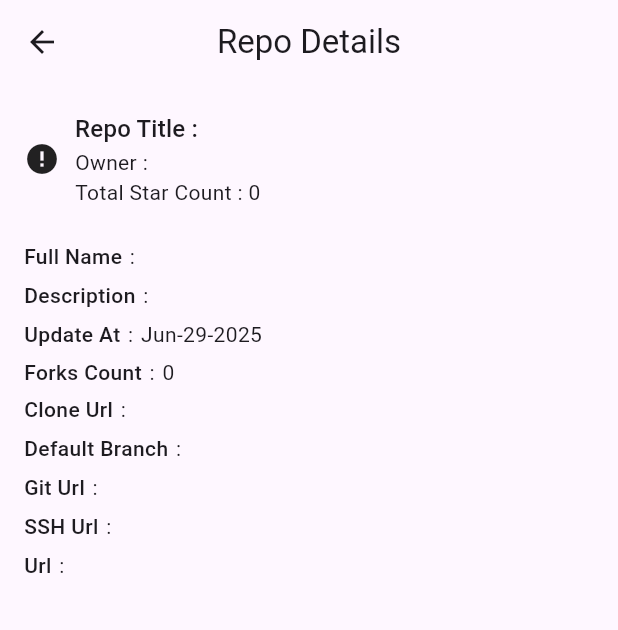
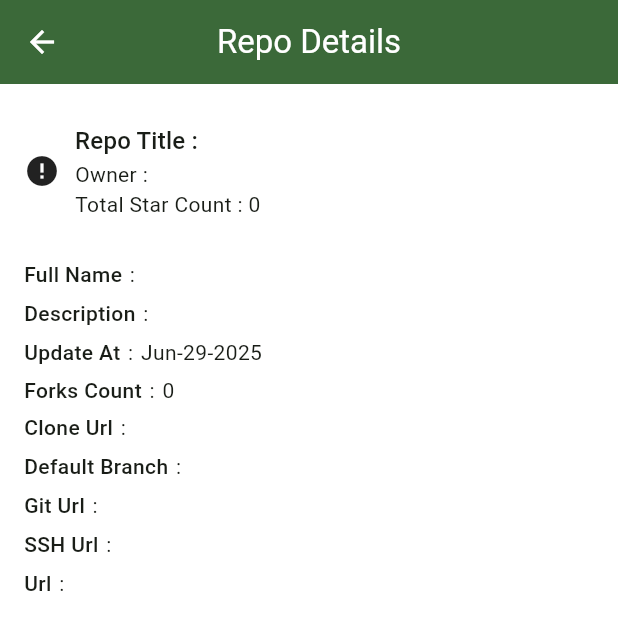
Before and after one commit to HH-Tushar/github_repo, a Flutter app: the RepoDetailsView screen opened directly with empty values, on a phone screen of 412 x 824 dp. Shown: the top 630 px of the screen. Run offline on Flutter 3.47's test engine with Material 3 defaults, Android fonts, the phone set to English and light mode, and no system bars; our stand-ins replace hive, hive_flutter, internet_connection_checker; accounts and stored records are empty; network calls fail.

Commit message:
fiishing up.polish done

```diff
--- a/lib/core/api_handler.dart
+++ b/lib/core/api_handler.dart
@@ -21,3 +21,7 @@ class Failure<C extends Object> {
   final String? description;
   final C? code;
 }
+
+class NetworkFailure extends Failure{
+   const NetworkFailure():super(title: "",description: "");
+}
--- a/lib/core/constant.dart
+++ b/lib/core/constant.dart
@@ -1,5 +1,6 @@
-import 'package:flutter/widgets.dart';
+import 'package:flutter/material.dart';
 
+final globalKey = GlobalKey<ScaffoldMessengerState>();
 const List<String> month = [
   'Jan',
   'Feb',
--- /dev/null
+++ b/lib/core/theme/theme_colors.dart
@@ -0,0 +1,28 @@
+import 'package:flutter/material.dart';
+
+final lightTheme = ThemeData(
+  // primarySwatch: Colors.green,
+  colorScheme: _lightScheme,
+  scaffoldBackgroundColor: Colors.white,
+  appBarTheme: AppBarTheme(
+    backgroundColor: _lightScheme.primary,
+    foregroundColor: _lightScheme.onPrimary,
+  ),
+);
+
+final darkTheme = ThemeData(
+  colorScheme: _darkScheme,
+  appBarTheme: AppBarTheme(
+    backgroundColor: _darkScheme.primary,
+    foregroundColor: _darkScheme.onPrimary,
+  ),
+);
+
+final _darkScheme = ColorScheme.fromSeed(
+  seedColor: Colors.green,
+  brightness: Brightness.dark,
+);
+final _lightScheme = ColorScheme.fromSeed(
+  seedColor: Colors.green,
+  brightness: Brightness.light,
+);
--- /dev/null
+++ b/lib/core/theme/theme_handler.dart
@@ -0,0 +1,14 @@
+import 'package:flutter/material.dart';
+
+class ThemeProvider extends ChangeNotifier {
+  ThemeMode _themeMode = ThemeMode.light;
+
+  ThemeMode get themeMode => _themeMode;
+
+  bool get isDarkMode => _themeMode == ThemeMode.dark;
+
+  void toggleTheme(bool isOn) {
+    _themeMode = isOn ? ThemeMode.dark : ThemeMode.light;
+    notifyListeners();
+  }
+}
--- a/lib/presentation/home/layout/mobile_view.dart
+++ b/lib/presentation/home/layout/mobile_view.dart
@@ -7,11 +7,18 @@ class _MobileLayout extends StatelessWidget {
   Widget build(BuildContext context) {
     final HomeController homeController = context.watch();
     final textTheme = Theme.of(context).textTheme;
+    final colorScheme = Theme.of(context).colorScheme;
     return homeController.isLoading
         ? Center(child: CircularProgressIndicator())
         : (homeController.githubRepoList == null &&
             homeController.isLoading == false)
-        ? Center(child: Text("No Data found"))
+        ? Center(child: Column(
+          mainAxisAlignment: MainAxisAlignment.center,
+          children: [
+            Text(homeController.errorMessage??"No Data Found",textAlign: TextAlign.center,),
+            IconButton(onPressed: ()=>homeController.refresh(), icon: Icon(Icons.refresh))
+          ],
+        ))
         : RefreshIndicator(
           onRefresh: () => homeController.refresh(),
           child: ListView.builder(
@@ -24,7 +31,7 @@ class _MobileLayout extends StatelessWidget {
                   borderRadius: BorderRadius.circular(4),
                 ),
                 clipBehavior: Clip.antiAlias,
-                color: Colors.green.shade50,
+                color: colorScheme.secondaryContainer,
                 child: InkWell(
                   onTap:
                       () => Navigator.of(context).push(
--- a/lib/presentation/repo_details/layout/mobile_view.dart
+++ b/lib/presentation/repo_details/layout/mobile_view.dart
@@ -12,7 +12,9 @@ class _MobileLayout extends StatelessWidget {
         crossAxisAlignment: CrossAxisAlignment.start,
         spacing: 5,
         children: [
-          Row(
+          Padding(
+            padding: const EdgeInsets.only(top:  8.0,bottom: 4),
+            child: Row(
               mainAxisAlignment: MainAxisAlignment.start,
               spacing: 10,
               children: [
@@ -42,6 +44,7 @@ class _MobileLayout extends StatelessWidget {
                 ),
               ],
             ),
+          ),
 
           titleValue(title: "Full Name", value: data.fullName),
           titleValue(title: "Description", value: data.description ?? "N/A"),
@@ -70,6 +73,8 @@ class _MobileLayout extends StatelessWidget {
           titleValue(title: "Git Url", value: data.gitUrl),
           titleValue(title: "SSH Url", value: data.sshUrl),
           titleValue(title: "Url", value: data.url),
+
+          SizedBox(height: 20,)
         ],
       ),
     );
--- a/lib/presentation/repo_details/layout/tab_view.dart
+++ b/lib/presentation/repo_details/layout/tab_view.dart
@@ -12,7 +12,9 @@ class _TabLayout extends StatelessWidget {
         crossAxisAlignment: CrossAxisAlignment.start,
         spacing: 5,
         children: [
-          Row(
+          Padding(
+            padding: const EdgeInsets.only(top:  16.0,bottom: 8),
+            child: Row(
               mainAxisAlignment: MainAxisAlignment.start,
               spacing: 10,
               children: [
@@ -61,6 +63,7 @@ class _TabLayout extends StatelessWidget {
                 ),
               ],
             ),
+          ),
 
           titleValue(title: "Full Name", value: data.fullName),
           titleValue(title: "Description", value: data.description ?? "N/A"),
@@ -87,6 +90,7 @@ class _TabLayout extends StatelessWidget {
           titleValue(title: "Git Url", value: data.gitUrl),
           titleValue(title: "SSH Url", value: data.sshUrl),
           titleValue(title: "Url", value: data.url),
+           SizedBox(height: 20,)
         ],
       ),
     );
--- a/pubspec.yaml
+++ b/pubspec.yaml
@@ -38,6 +38,8 @@ dependencies:
   hive_flutter: ^1.1.0
   http: ^1.4.0
   cached_network_image: ^3.4.1
+  internet_connection_checker: ^3.0.1
+
 
 dev_dependencies:
   flutter_test:
```
Also changed, not shown: lib/application/home/repositories/repo.dart (+10 -4 lines), lib/main.dart (+20 -13 lines), lib/presentation/home/home_controller.dart (+32 -5 lines), lib/presentation/home/home_view.dart (+65 -14 lines), lib/presentation/home/layout/tab_view.dart (+20 -3 lines), pubspec.lock, 4 other files. Lines whose indentation alone changed are shown as unchanged.
